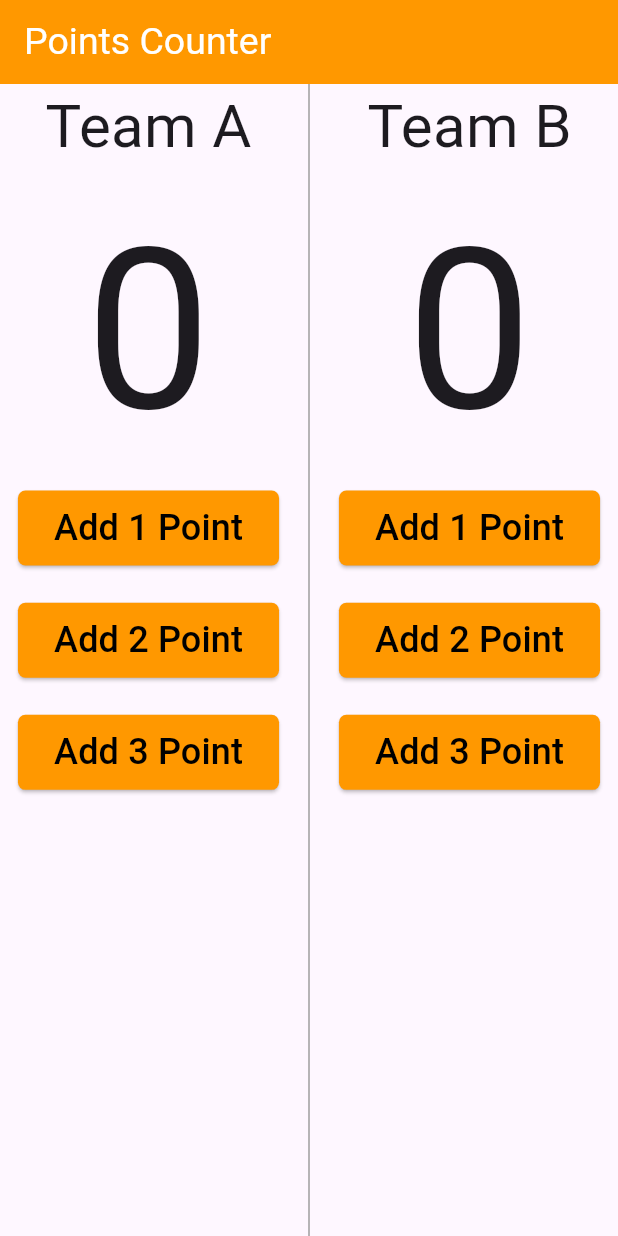
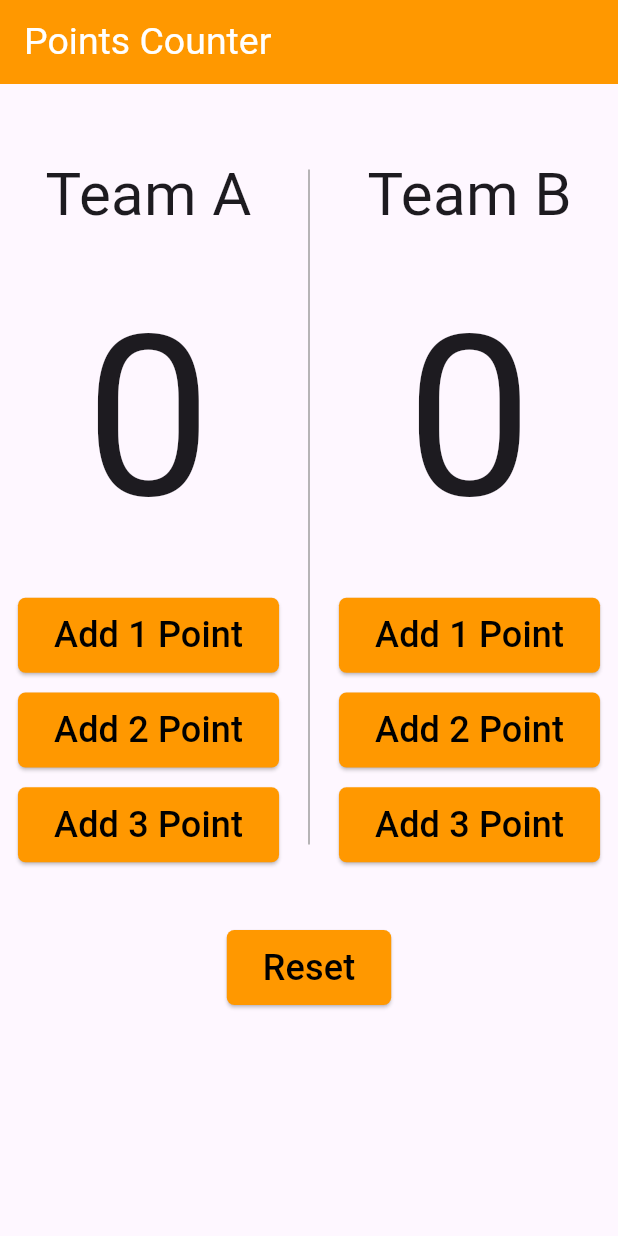
Before and after one commit to salahsaleh1015/-Complete-Flutter-Dart-Development-Course, a Flutter app: the screen it shows after launch, on a phone screen of 412 x 824 dp. Run offline on Flutter 3.47's test engine with Material 3 defaults, Android fonts, the phone set to English and light mode, and no system bars.

Commit message:
Basketball Points Counter app (refactor code)

```diff
--- a/lib/basketball_points_counter_app/basketball_points_counter_app.dart
+++ b/lib/basketball_points_counter_app/basketball_points_counter_app.dart
@@ -16,10 +16,18 @@ class BasketballPointsCounterApp extends StatelessWidget {
           ),
         ),
       ),
-      body: Row(
+      body: Column(
+        children: [
+          const SizedBox(
+            height: 32,
+          ),
+          Row(
             mainAxisAlignment: MainAxisAlignment.spaceEvenly,
             children: [
-          Column(
+              SizedBox(
+                height: 500,
+                child: Column(
+                  mainAxisAlignment: MainAxisAlignment.spaceEvenly,
                   children: [
                     const Text(
                       "Team A",
@@ -46,9 +54,7 @@ class BasketballPointsCounterApp extends StatelessWidget {
                           "Add 1 Point",
                           style: TextStyle(color: Colors.black, fontSize: 24),
                         )),
-              const Spacer(
-                flex: 1,
-              ),
+
                     ElevatedButton(
                         style: ElevatedButton.styleFrom(
                           minimumSize: const Size(80, 50),
@@ -62,9 +68,7 @@ class BasketballPointsCounterApp extends StatelessWidget {
                           "Add 2 Point",
                           style: TextStyle(color: Colors.black, fontSize: 24),
                         )),
-              const Spacer(
-                flex: 1,
-              ),
+
                     ElevatedButton(
                         style: ElevatedButton.styleFrom(
                           minimumSize: const Size(80, 50),
@@ -78,16 +82,21 @@ class BasketballPointsCounterApp extends StatelessWidget {
                           "Add 3 Point",
                           style: TextStyle(color: Colors.black, fontSize: 24),
                         )),
-              const Spacer(
-                flex:12,
-              ),
+
                   ],
                 ),
-          const VerticalDivider(
+              ),
+            const  SizedBox(
+                height: 450,
+                child:  VerticalDivider(
                   thickness: 1,
                   color: Colors.grey,
                 ),
-          Column(
+              ),
+              SizedBox(
+                height: 500,
+                child: Column(
+                  mainAxisAlignment: MainAxisAlignment.spaceEvenly,
                   children: [
                     const Text(
                       "Team B",
@@ -114,9 +123,7 @@ class BasketballPointsCounterApp extends StatelessWidget {
                           "Add 1 Point",
                           style: TextStyle(color: Colors.black, fontSize: 24),
                         )),
-              const Spacer(
-                flex: 1,
-              ),
+
                     ElevatedButton(
                         style: ElevatedButton.styleFrom(
                           minimumSize: const Size(80, 50),
@@ -130,9 +137,7 @@ class BasketballPointsCounterApp extends StatelessWidget {
                           "Add 2 Point",
                           style: TextStyle(color: Colors.black, fontSize: 24),
                         )),
-              const Spacer(
-                flex: 1,
-              ),
+
                     ElevatedButton(
                         style: ElevatedButton.styleFrom(
                           minimumSize: const Size(80, 50),
@@ -146,11 +151,28 @@ class BasketballPointsCounterApp extends StatelessWidget {
                           "Add 3 Point",
                           style: TextStyle(color: Colors.black, fontSize: 24),
                         )),
-              const Spacer(
-                flex:12,
+
+                  ],
+                ),
               ),
             ],
           ),
+          const SizedBox(
+            height: 32,
+          ),
+          ElevatedButton(
+              style: ElevatedButton.styleFrom(
+                minimumSize: const Size(80, 50),
+                backgroundColor: Colors.orange,
+                shape: RoundedRectangleBorder(
+                  borderRadius: BorderRadius.circular(5.0),
+                ),
+              ),
+              onPressed: () {},
+              child: const Text(
+                "Reset",
+                style: TextStyle(color: Colors.black, fontSize: 24),
+              )),
         ],
       ),
     );
```
Lines whose indentation alone changed are shown as unchanged.
